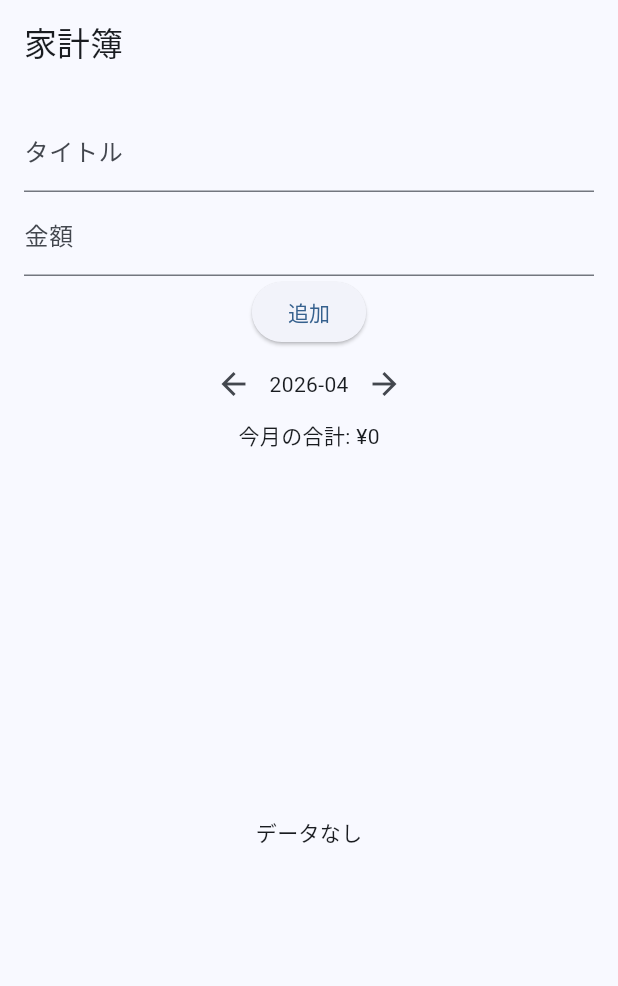
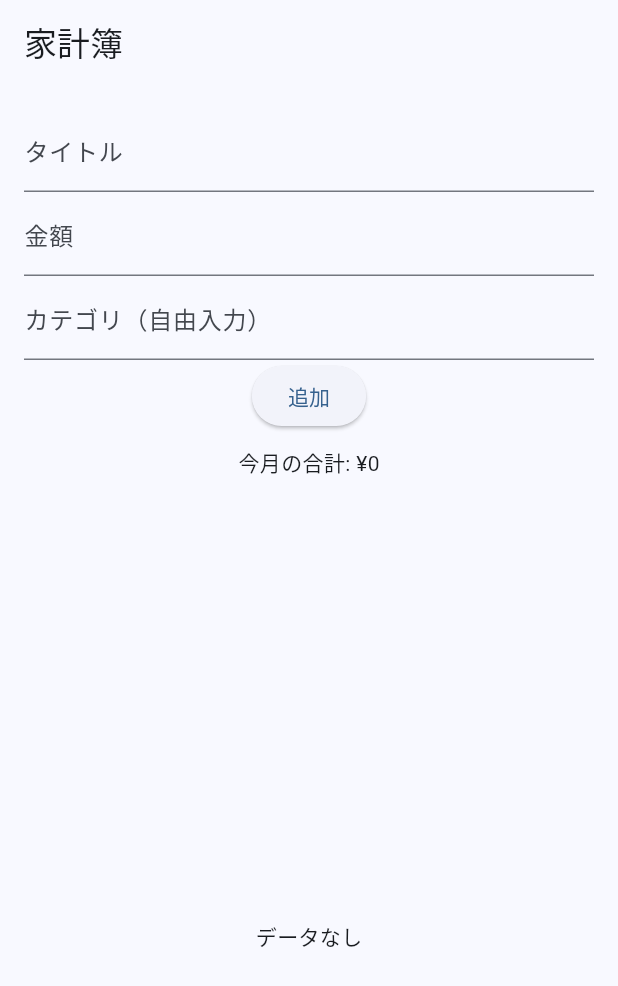
Before and after one commit to ZAKKTH/Moneymanager, a Flutter app: the screen it shows after launch, after a tap on "追加", on a phone screen of 412 x 824 dp. Shown: the top 986 px of the screen. Run offline on Flutter 3.47's test engine with Material 3 defaults, Android fonts, the phone set to English and light mode, and no system bars; network calls fail.

Commit message:
v 0.0.2 tag added

```diff
--- a/frontend/lib/main.dart
+++ b/frontend/lib/main.dart
@@ -31,6 +31,8 @@ class ExpensePage extends StatefulWidget {
 class _ExpensePageState extends State<ExpensePage> {
   final titleController = TextEditingController();
   final amountController = TextEditingController();
+  final categoryController = TextEditingController();
+
 
   List<dynamic> expenses = [];
   int monthlyTotal = 0;
@@ -45,31 +47,41 @@ class _ExpensePageState extends State<ExpensePage> {
   void initState() {
     super.initState();
     selectedMonth = getCurrentMonth();
-    fetchExpenses();
-    fetchMonthlyTotal(selectedMonth);
+
+    Future.microtask(() async {
+      await fetchExpenses();
+      await fetchMonthlyTotal(selectedMonth);
+    });
   }
 
   // 🟢 追加
 Future<void> addExpense() async {
-    final title = titleController.text;
+  final title = titleController.text.trim();
   final amount = int.tryParse(amountController.text);
+  final category = categoryController.text.trim();
 
   if (title.isEmpty || amount == null) return;
 
-    await http.post(
+  final response = await http.post(
     Uri.parse('http://10.0.2.2:8000/expense'),
     headers: {"Content-Type": "application/json"},
     body: jsonEncode({
       "title": title,
       "amount": amount,
+      "category": category.isEmpty ? "未分類" : category,
     }),
   );
 
+  if (response.statusCode == 200) {
     titleController.clear();
     amountController.clear();
+    categoryController.clear();
 
-    fetchExpenses();
-    fetchMonthlyTotal(selectedMonth);
+    await fetchExpenses();
+    await fetchMonthlyTotal(selectedMonth);
+  } else {
+    debugPrint("追加失敗: ${response.body}");
+  }
 }
 
   // 🟢 一覧取得
@@ -82,6 +94,8 @@ class _ExpensePageState extends State<ExpensePage> {
       setState(() {
         expenses = jsonDecode(response.body);
       });
+    } else {
+      debugPrint("取得失敗: ${response.body}");
     }
   }
 
@@ -93,10 +107,20 @@ class _ExpensePageState extends State<ExpensePage> {
 
     if (response.statusCode == 200) {
       final data = jsonDecode(response.body);
+
       setState(() {
         monthlyTotal = data["total"] ?? 0;
       });
+    } else {
+      debugPrint("合計取得失敗: ${response.body}");
     }
+  }
+  @override
+  void dispose() {
+    titleController.dispose();
+    amountController.dispose();
+    categoryController.dispose();
+    super.dispose();
   }
 
   @override
@@ -107,7 +131,10 @@ class _ExpensePageState extends State<ExpensePage> {
         padding: const EdgeInsets.all(16),
         child: Column(
           children: [
-            // 入力
+            Expanded(
+              child: SingleChildScrollView(
+                child: Column(
+                  children: [
                     TextField(
                       controller: titleController,
                       decoration: const InputDecoration(labelText: 'タイトル'),
@@ -117,61 +144,31 @@ class _ExpensePageState extends State<ExpensePage> {
                       decoration: const InputDecoration(labelText: '金額'),
                       keyboardType: TextInputType.number,
                     ),
-
+                    TextField(
+                      controller: categoryController,
+                      decoration: const InputDecoration(labelText: 'カテゴリ（自由入力）'),
+                    ),
                     ElevatedButton(
                       onPressed: addExpense,
                       child: const Text('追加'),
                     ),
 
-            // 月切り替え
+                    const SizedBox(height: 10),
+
                     Row(
                       mainAxisAlignment: MainAxisAlignment.center,
                       children: [
-                IconButton(
-                  icon: const Icon(Icons.arrow_back),
-                  onPressed: () {
-                    final parts = selectedMonth.split("-");
-                    int y = int.parse(parts[0]);
-                    int m = int.parse(parts[1]);
-
-                    m--;
-                    if (m == 0) {
-                      m = 12;
-                      y--;
-                    }
-
-                    selectedMonth =
-                        "$y-${m.toString().padLeft(2, '0')}";
-                    fetchMonthlyTotal(selectedMonth);
-                    setState(() {});
-                  },
-                ),
-                Text(selectedMonth),
-                IconButton(
-                  icon: const Icon(Icons.arrow_forward),
-                  onPressed: () {
-                    final parts = selectedMonth.split("-");
-                    int y = int.parse(parts[0]);
-                    int m = int.parse(parts[1]);
-
-                    m++;
-                    if (m == 13) {
-                      m = 1;
-                      y++;
-                    }
-
-                    selectedMonth =
-                        "$y-${m.toString().padLeft(2, '0')}";
-                    fetchMonthlyTotal(selectedMonth);
-                    setState(() {});
-                  },
-                ),
+                        // ← 月ボタンそのまま
                       ],
                     ),
 
                     Text("今月の合計: ¥$monthlyTotal"),
+                  ],
+                ),
+              ),
+            ),
 
-            // 一覧
+            // 👇 一覧は別で固定
             Expanded(
               child: expenses.isEmpty
                   ? const Center(child: Text("データなし"))
@@ -183,15 +180,15 @@ class _ExpensePageState extends State<ExpensePage> {
                         return Card(
                           child: ListTile(
                             title: Text(item["title"] ?? "タイトルなし"),
-                subtitle: Text(item["date"] ?? "日付なし"),
+                            subtitle: Text(
+                              "${item["date"] ?? ""} / ${item["category"] ?? "未分類"}",
+                            ),
                             trailing: Row(
                               mainAxisSize: MainAxisSize.min,
                               children: [
                                 Text(
                                   "¥${item["amount"]}",
-                      style: const TextStyle(
-                        fontWeight: FontWeight.bold,
-                      ),
+                                  style: const TextStyle(fontWeight: FontWeight.bold),
                                 ),
                                 IconButton(
                                   icon: const Icon(Icons.delete, color: Colors.red),
@@ -205,8 +202,6 @@ class _ExpensePageState extends State<ExpensePage> {
                                     if (response.statusCode == 200) {
                                       await fetchExpenses();
                                       await fetchMonthlyTotal(selectedMonth);
-                        } else {
-                          print("削除失敗: ${response.body}");
                                     }
                                   },
                                 ),
```
Lines whose indentation alone changed are shown as unchanged.
